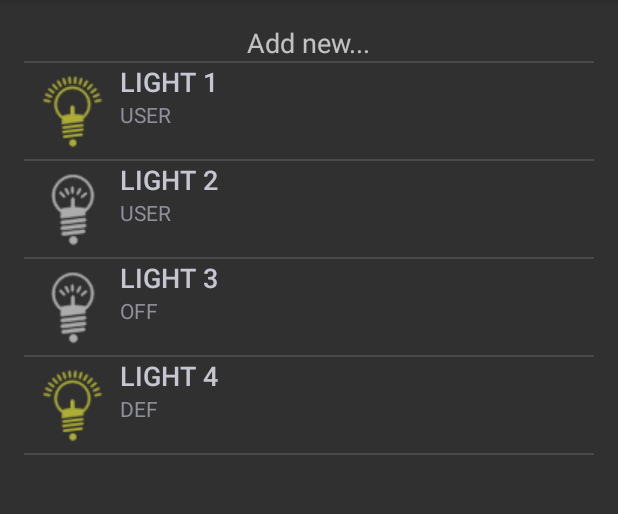
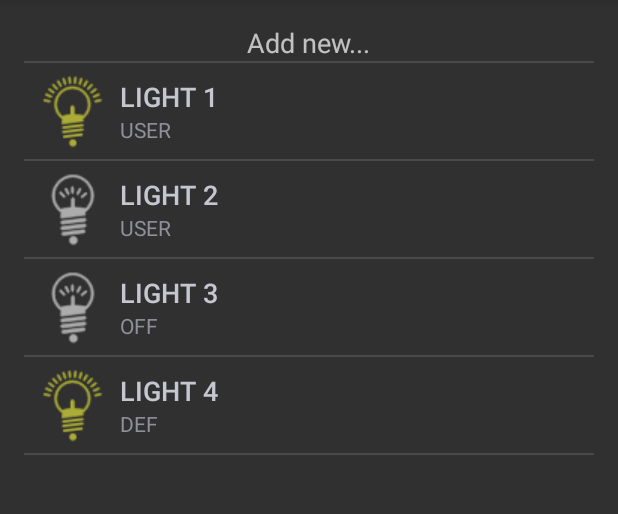
Before and after one commit to dut-project-team/dut-projects, an Android app: the screen it shows after launch (LightActivity), on a phone screen of 412 x 824 dp, the part 84-598 px from its top. Run offline under Robolectric (Android 15) with nearby library versions, the phone set to English and light mode, and no system bars.

Commit message:
- change some view positions

```diff
--- a/microprocessor/WhiteLight/app/src/main/res/layout/layout_light_item.xml
+++ b/microprocessor/WhiteLight/app/src/main/res/layout/layout_light_item.xml
@@ -1,7 +1,7 @@
 <?xml version="1.0" encoding="utf-8"?>
 <LinearLayout xmlns:android="http://schemas.android.com/apk/res/android"
     android:layout_width="match_parent"
-    android:layout_height="match_parent"
+    android:layout_height="wrap_content"
     android:orientation="horizontal">
 
     <ImageView
@@ -14,7 +14,8 @@
         android:layout_width="match_parent"
         android:layout_height="wrap_content"
         android:gravity="center_vertical"
-        android:orientation="vertical">
+        android:orientation="vertical"
+        android:layout_gravity="center_vertical">
 
         <TextView
             android:id="@+id/light_item_tv_name"
```
Also changed, not shown: microprocessor/WhiteLight/app/src/main/res/layout/layout_light_detail_setting.xml (+8 -8 lines).
